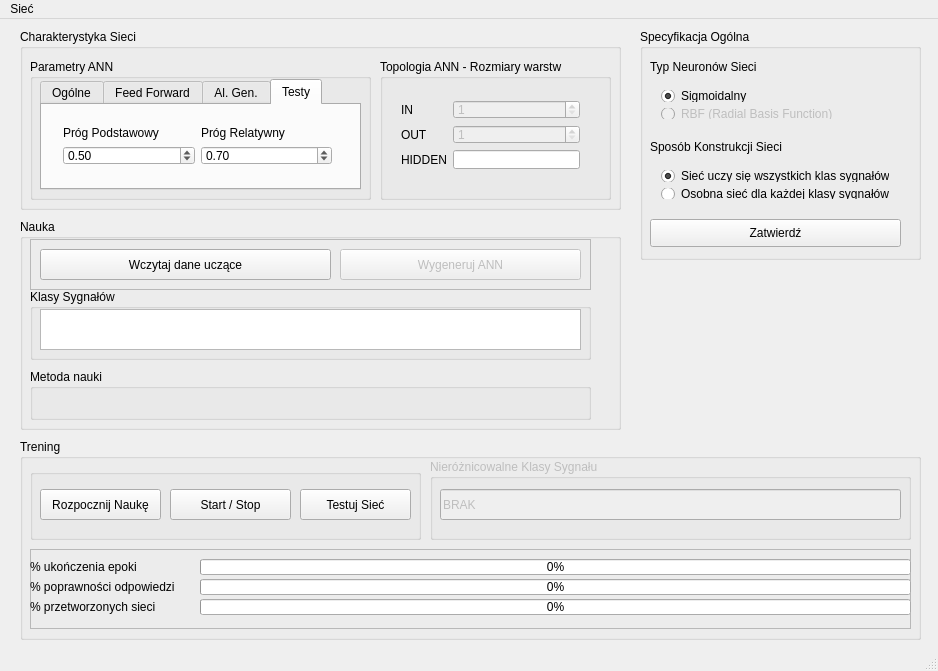
Old version of the form mainwindow.ui in the repository coyote443/NeuralNetForMarket.
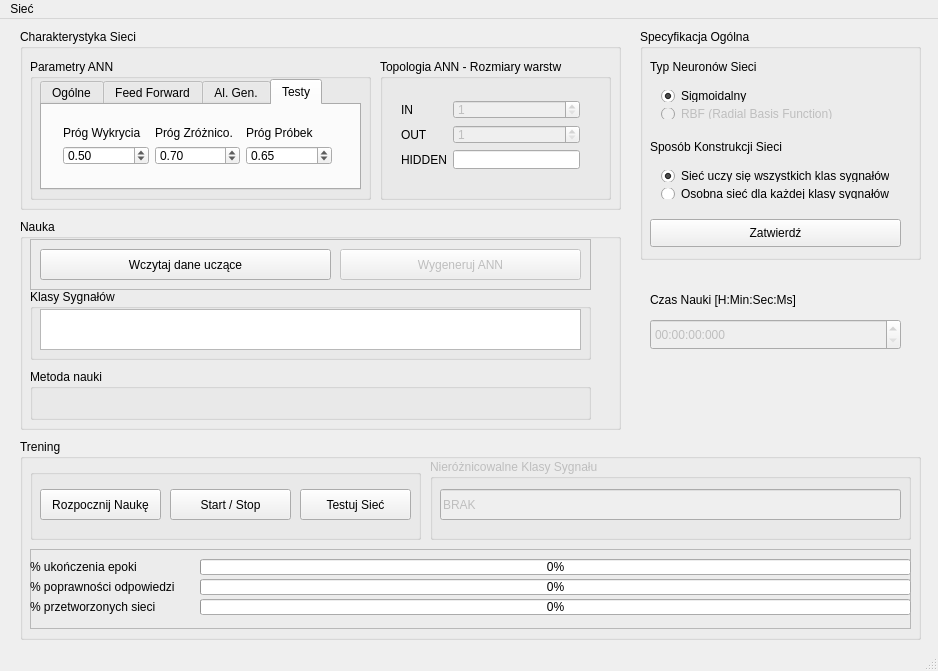
New version of the form. The open tabs and pages were chosen to show the change.

What changed in the file:
```diff
--- a/mainwindow.ui
+++ b/mainwindow.ui
@@ -482,14 +482,21 @@
            <item>
             <widget class="QLabel" name="label_28">
              <property name="text">
-              <string>Próg Podstawowy</string>
+              <string>Próg Wykrycia</string>
+             </property>
+            </widget>
+           </item>
+           <item>
+            <widget class="QLabel" name="label_11">
+             <property name="text">
+              <string>Próg Zróżnico.</string>
              </property>
             </widget>
            </item>
            <item>
             <widget class="QLabel" name="label_5">
              <property name="text">
-              <string>Próg Relatywny</string>
+              <string>Próg Próbek</string>
              </property>
             </widget>
            </item>
@@ -514,7 +521,7 @@
             </widget>
            </item>
            <item>
-            <widget class="QDoubleSpinBox" name="doubleSpinBoxRelativeThreshold">
+            <widget class="QDoubleSpinBox" name="doubleSpinBoxAdditionalThreshold">
              <property name="maximum">
               <double>1.000000000000000</double>
              </property>
@@ -526,6 +533,19 @@
              </property>
             </widget>
            </item>
+           <item>
+            <widget class="QDoubleSpinBox" name="doubleSpinBoxRelativeThreshold">
+             <property name="maximum">
+              <double>1.000000000000000</double>
+             </property>
+             <property name="singleStep">
+              <double>0.010000000000000</double>
+             </property>
+             <property name="value">
+              <double>0.650000000000000</double>
+             </property>
+            </widget>
+           </item>
           </layout>
          </item>
         </layout>
@@ -990,6 +1010,35 @@
      </widget>
     </widget>
    </widget>
+   <widget class="QLabel" name="label_10">
+    <property name="geometry">
+     <rect>
+      <x>650</x>
+      <y>270</y>
+      <width>251</width>
+      <height>21</height>
+     </rect>
+    </property>
+    <property name="text">
+     <string>Czas Nauki [H:Min:Sec:Ms]</string>
+    </property>
+   </widget>
+   <widget class="QTimeEdit" name="timeEditLearnTime">
+    <property name="enabled">
+     <bool>false</bool>
+    </property>
+    <property name="geometry">
+     <rect>
+      <x>650</x>
+      <y>300</y>
+      <width>251</width>
+      <height>31</height>
+     </rect>
+    </property>
+    <property name="displayFormat">
+     <string>HH:mm:ss:mss</string>
+    </property>
+   </widget>
   </widget>
   <widget class="QMenuBar" name="menuBar">
    <property name="geometry">
```
Left out of the diff: 4 changed lines with no effect on the pictures.
